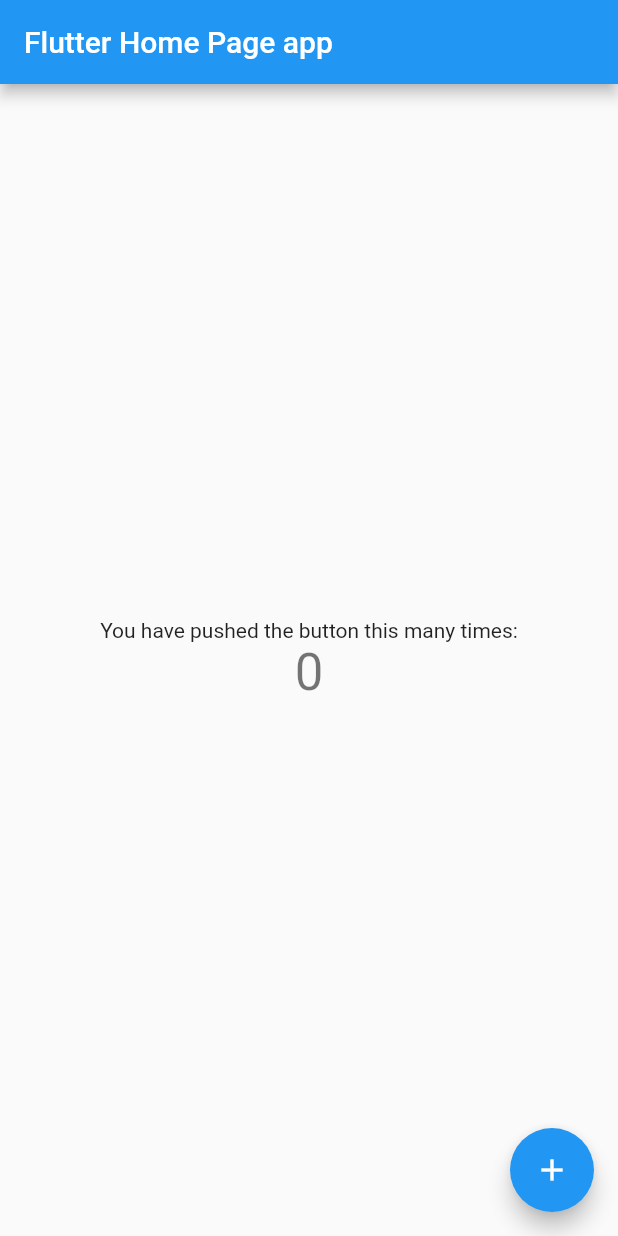
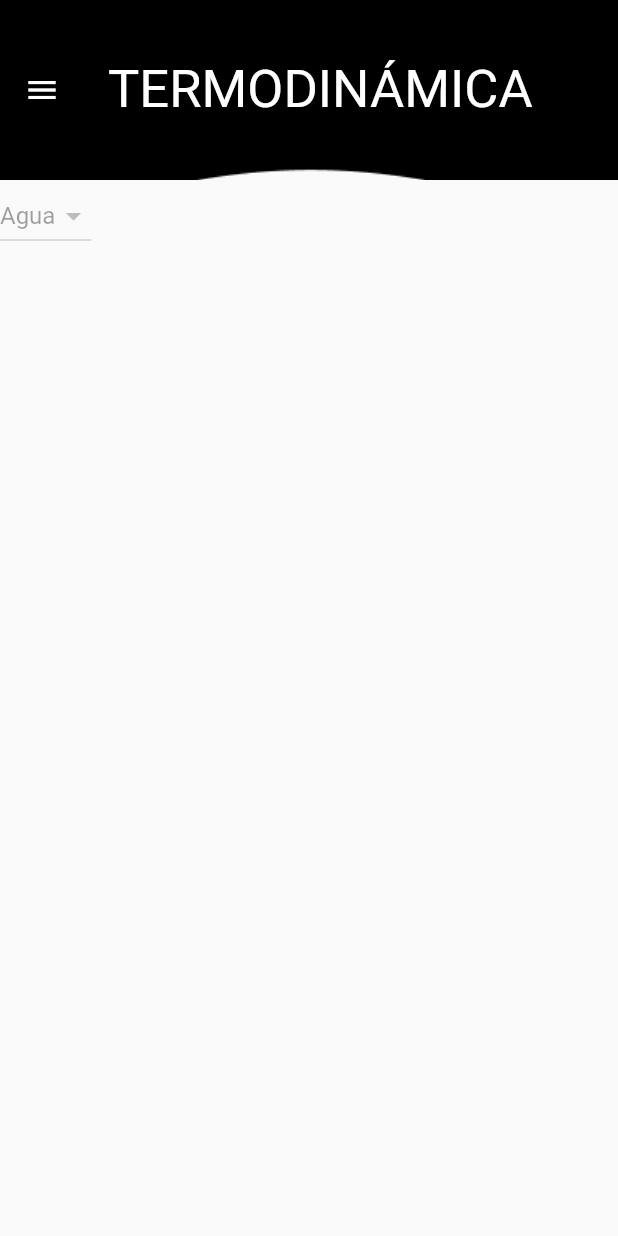
Before and after one commit to ingenierorave/Aplicacion-Termodinamica, a Flutter app: the screen it shows after launch, on a phone screen of 412 x 824 dp. Run offline on Flutter 3.47's test engine with Material 2 defaults, Android fonts, the phone set to English and light mode, and no system bars; our stand-ins replace google_fonts.

Commit message:
desarrollo de interfaz y menu de fluidos

```diff
--- a/aplicacion/lib/main.dart
+++ b/aplicacion/lib/main.dart
@@ -1,115 +1,15 @@
 import 'package:flutter/material.dart';
+import 'package:aplicacion/src/pages/home_page.dart';
 
-void main() {
-  runApp(const MyApp());
-}
+void main() => runApp(MyApp());
 
 class MyApp extends StatelessWidget {
-  const MyApp({Key? key}) : super(key: key);
-
-  // This widget is the root of your application.
   @override
-  Widget build(BuildContext context) {
+  Widget build(context) {
     return MaterialApp(
-      title: 'Flutter Demo',
-      theme: ThemeData(
-        // This is the theme of your application.
-        //
-        // Try running your application with "flutter run". You'll see the
-        // application has a blue toolbar. Then, without quitting the app, try
-        // changing the primarySwatch below to Colors.green and then invoke
-        // "hot reload" (press "r" in the console where you ran "flutter run",
-        // or simply save your changes to "hot reload" in a Flutter IDE).
-        // Notice that the counter didn't reset back to zero; the application
-        // is not restarted.
-        primarySwatch: Colors.blue,
+      home: Center(
+        child: HomePage(),
       ),
-      home: const MyHomePage(title: 'Flutter Home Page app'),
     );
   }
 }
-
-class MyHomePage extends StatefulWidget {
-  const MyHomePage({Key? key, required this.title}) : super(key: key);
-
-  // This widget is the home page of your application. It is stateful, meaning
-  // that it has a State object (defined below) that contains fields that affect
-  // how it looks.
-
-  // This class is the configuration for the state. It holds the values (in this
-  // case the title) provided by the parent (in this case the App widget) and
-  // used by the build method of the State. Fields in a Widget subclass are
-  // always marked "final".
-
-  final String title;
-
-  @override
-  State<MyHomePage> createState() => _MyHomePageState();
-}
-
-class _MyHomePageState extends State<MyHomePage> {
-  int _counter = 0;
-
-  void _incrementCounter() {
-    setState(() {
-      // This call to setState tells the Flutter framework that something has
-      // changed in this State, which causes it to rerun the build method below
-      // so that the display can reflect the updated values. If we changed
-      // _counter without calling setState(), then the build method would not be
-      // called again, and so nothing would appear to happen.
-      _counter++;
-    });
-  }
-
-  @override
-  Widget build(BuildContext context) {
-    // This method is rerun every time setState is called, for instance as done
-    // by the _incrementCounter method above.
-    //
-    // The Flutter framework has been optimized to make rerunning build methods
-    // fast, so that you can just rebuild anything that needs updating rather
-    // than having to individually change instances of widgets.
-    return Scaffold(
-      appBar: AppBar(
-        // Here we take the value from the MyHomePage object that was created by
-        // the App.build method, and use it to set our appbar title.
-        title: Text(widget.title),
-      ),
-      body: Center(
-        // Center is a layout widget. It takes a single child and positions it
-        // in the middle of the parent.
-        child: Column(
-          // Column is also a layout widget. It takes a list of children and
-          // arranges them vertically. By default, it sizes itself to fit its
-          // children horizontally, and tries to be as tall as its parent.
-          //
-          // Invoke "debug painting" (press "p" in the console, choose the
-          // "Toggle Debug Paint" action from the Flutter Inspector in Android
-          // Studio, or the "Toggle Debug Paint" command in Visual Studio Code)
-          // to see the wireframe for each widget.
-          //
-          // Column has various properties to control how it sizes itself and
-          // how it positions its children. Here we use mainAxisAlignment to
-          // center the children vertically; the main axis here is the vertical
-          // axis because Columns are vertical (the cross axis would be
-          // horizontal).
-          mainAxisAlignment: MainAxisAlignment.center,
-          children: <Widget>[
-            const Text(
-              'You have pushed the button this many times:',
-            ),
-            Text(
-              '$_counter',
-              style: Theme.of(context).textTheme.headline4,
-            ),
-          ],
-        ),
-      ),
-      floatingActionButton: FloatingActionButton(
-        onPressed: _incrementCounter,
-        tooltip: 'Increment',
-        child: const Icon(Icons.add),
-      ), // This trailing comma makes auto-formatting nicer for build methods.
-    );
-  }
-}
--- /dev/null
+++ b/aplicacion/lib/src/fluids_content.dart
@@ -0,0 +1,22 @@
+import 'package:flutter/material.dart';
+
+class FluidsContent extends StatelessWidget {
+  List<String> fluids = <String>['Agua', 'Aire'];
+  String dropdownValue = 'Agua';
+
+  @override
+  Widget build(BuildContext context) {
+    return DropdownButton<String>(
+      onChanged: null,
+      value: dropdownValue,
+      items: fluids.map<DropdownMenuItem<String>>(
+        (String value) {
+          return DropdownMenuItem<String>(
+            value: value,
+            child: Text(value),
+          );
+        },
+      ).toList(),
+    );
+  }
+}
--- /dev/null
+++ b/aplicacion/lib/src/pages/home_page.dart
@@ -0,0 +1,35 @@
+import 'package:flutter/material.dart';
+import 'package:aplicacion/src/fluids_content.dart';
+import 'package:google_fonts/google_fonts.dart';
+
+class HomePage extends StatelessWidget {
+  @override
+  Widget build(BuildContext context) {
+    return Scaffold(
+      appBar: AppBar(
+        shadowColor: Colors.transparent,
+        backgroundColor: Colors.transparent,
+        toolbarHeight: 120,
+        titleTextStyle: const TextStyle(
+          fontSize: 28,
+        ),
+        title: Text(
+          "TERMODINÁMICA",
+          style: GoogleFonts.squadaOne(fontSize: 35),
+        ),
+        centerTitle: true,
+        leading: IconButton(
+          onPressed: () {},
+          icon: const Icon(Icons.menu),
+        ),
+        flexibleSpace: Container(
+          decoration: const BoxDecoration(
+            image: DecorationImage(
+                image: AssetImage('assets/barra.png'), fit: BoxFit.cover),
+          ),
+        ),
+      ),
+      body: FluidsContent(),
+    );
+  }
+}
--- a/aplicacion/pubspec.yaml
+++ b/aplicacion/pubspec.yaml
@@ -34,6 +34,7 @@
   # The following adds the Cupertino Icons font to your application.
   # Use with the CupertinoIcons class for iOS style icons.
   cupertino_icons: ^1.0.2
+  google_fonts: ^2.1.0
 
 dev_dependencies:
   flutter_test:
@@ -58,8 +59,8 @@
   uses-material-design: true
 
   # To add assets to your application, add an assets section, like this:
-  # assets:
-  #   - images/a_dot_burr.jpeg
+  assets:
+     - assets/barra.png
   #   - images/a_dot_ham.jpeg
 
   # An image asset can refer to one or more resolution-specific "variants", see
```
Also changed, not shown: aplicacion/assets/barra.png (added), aplicacion/pubspec.lock, 1 other file.
